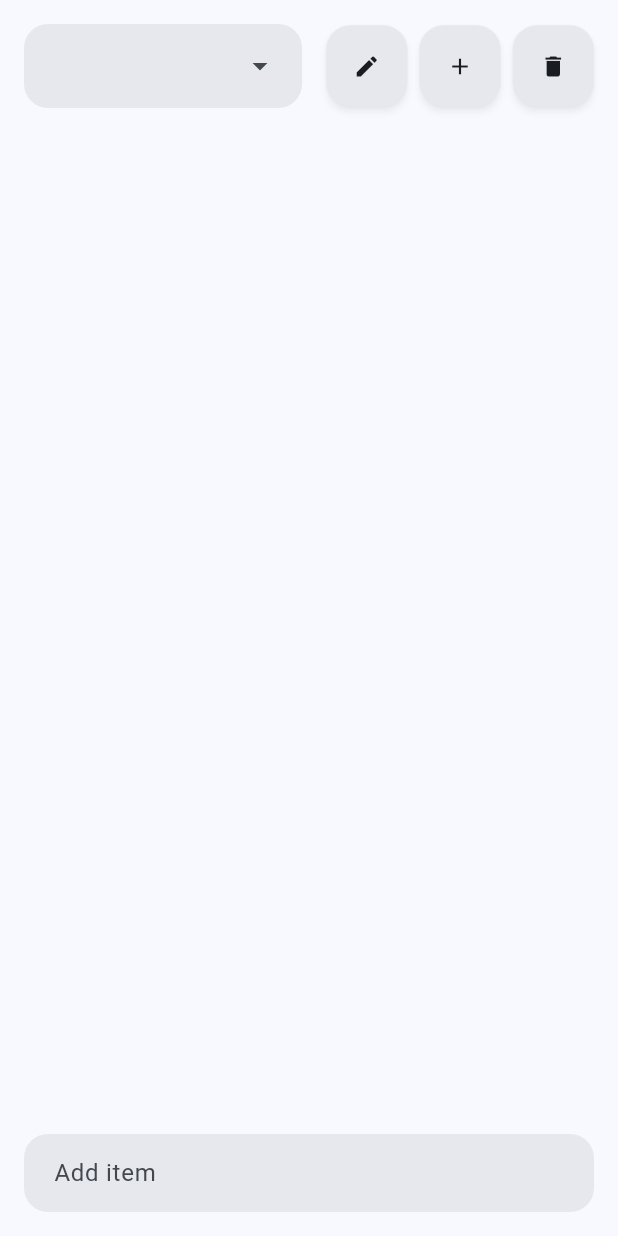
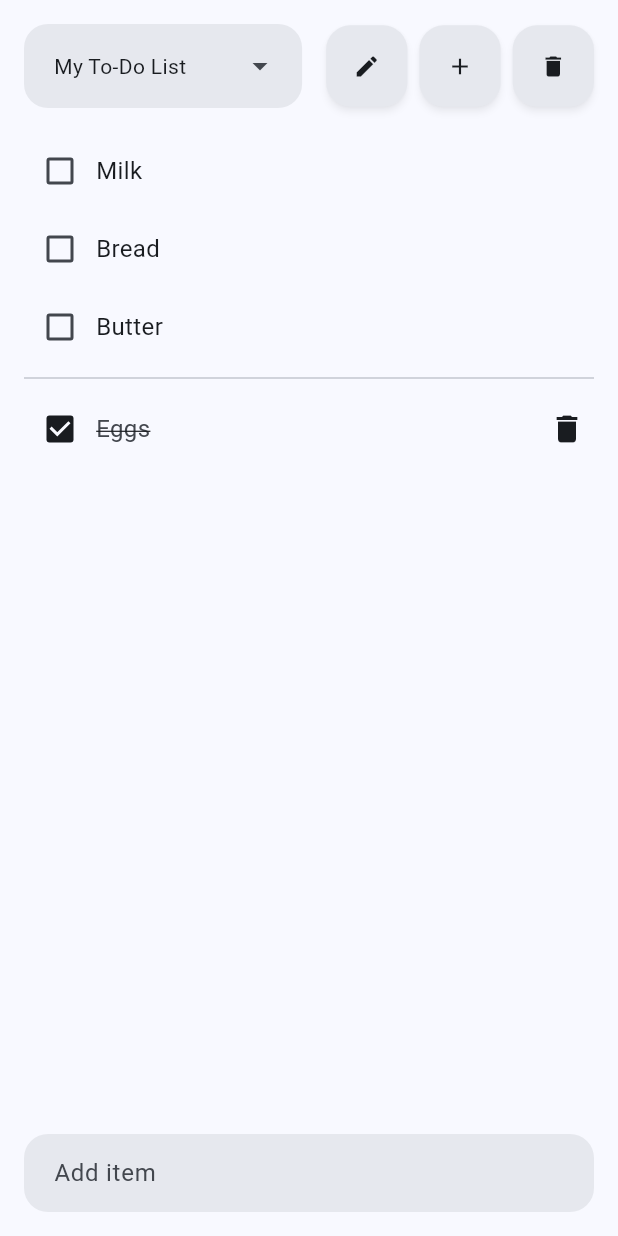
Before and after one commit to chrihb/apputvikling-prosjekt, a Flutter app: the screen it shows after launch, on a phone screen of 412 x 824 dp. Run offline on Flutter 3.47's test engine with Material 3 defaults, Android fonts, the phone set to English and light mode, and no system bars.

Commit message:
Functionality done

```diff
--- /dev/null
+++ b/lib/data/todo_data.dart
@@ -0,0 +1,23 @@
+import 'todo_list.dart';
+
+class TodoData {
+  List<TodoList> lists;
+  String? currentListId;
+
+  TodoData({
+    required this.lists,
+    this.currentListId,
+  });
+
+  Map<String, dynamic> toJson() => {
+    'currentListId': currentListId,
+    'lists': lists.map((e) => e.toJson()).toList(),
+  };
+
+  factory TodoData.fromJson(Map<String, dynamic> json) => TodoData(
+    currentListId: json['currentListId'],
+    lists: (json['lists'] as List<dynamic>)
+        .map((e) => TodoList.fromJson(e))
+        .toList(),
+  );
+}
--- /dev/null
+++ b/lib/data/todo_list.dart
@@ -0,0 +1,25 @@
+import 'package:flutter/foundation.dart';
+import 'todo_item.dart';
+
+class TodoList {
+  String id;
+  String name;
+  List<TodoItem> items;
+
+  TodoList(this.name, [List<TodoItem>? items])
+      : id = UniqueKey().toString(),
+        items = items ?? [];
+
+  TodoList.fromJson(Map<String, dynamic> json)
+      : id = json['id'],
+        name = json['name'],
+        items = (json['items'] as List<dynamic>)
+            .map((e) => TodoItem.fromJson(e))
+            .toList();
+
+  Map<String, dynamic> toJson() => {
+    'id': id,
+    'name': name,
+    'items': items.map((e) => e.toJson()).toList(),
+  };
+}
--- a/lib/stateful/main_page.dart
+++ b/lib/stateful/main_page.dart
@@ -1,11 +1,14 @@
+import 'package:apputvikling_prosjekt/data/todo_item.dart';
 import 'package:apputvikling_prosjekt/stateless/input_field.dart';
+import 'package:apputvikling_prosjekt/stateless/item_list.dart';
 import 'package:apputvikling_prosjekt/stateless/popup.dart';
+import 'package:apputvikling_prosjekt/stateless/top_bar.dart';
 import 'package:apputvikling_prosjekt/util/storage.dart';
-import 'package:apputvikling_prosjekt/data/todo_item.dart';
-import 'package:apputvikling_prosjekt/stateless/top_bar.dart';
-import 'package:apputvikling_prosjekt/stateless/item_list.dart';
 import 'package:flutter/material.dart';
 
+import '../data/todo_data.dart';
+import '../data/todo_list.dart';
+import '../util/seeder.dart';
 
 class MainPage extends StatefulWidget {
   const MainPage({super.key});
@@ -16,65 +19,89 @@ class MainPage extends StatefulWidget {
 
 class _MainPageState extends State<MainPage> {
   final controller = TextEditingController();
+  final focusNode = FocusNode();
 
-  Map<String, List<TodoItem>> allLists = {};
-  String currentList = 'My To-Do List';
+  TodoData data = TodoData(lists: []);
+
+  TodoList? get currentList {
+    if (data.lists.isEmpty) return null;
+    return data.lists.firstWhere(
+      (l) => l.id == data.currentListId,
+      orElse: () => data.lists.first,
+    );
+  }
+
+  void saveAll() => Storage.saveAll(data);
 
   @override
   void initState() {
     super.initState();
-    Storage.loadAll().then((loaded) {
-      setState(() {
-        allLists = loaded;
-        allLists.putIfAbsent(currentList, () => []);
-      });
+    Storage.loadAllOrSeed(Seeder.defaultSeed).then((loaded) {
+      setState(() => data = loaded);
     });
   }
 
-  void saveAll() => Storage.saveAll(allLists);
+  @override
+  void dispose() {
+    controller.dispose();
+    focusNode.dispose();
+    super.dispose();
+  }
 
   Future<void> handleSubmit(String value) async {
     final input = value.trim();
-    if (input.isEmpty) return;
+    if (input.isEmpty || currentList == null) return;
 
     final newItem = TodoItem(input, false);
-    setState(() => allLists[currentList]!.add(newItem));
-    await Storage.saveItem(currentList, newItem);
+    setState(() => currentList!.items.add(newItem));
+    saveAll();
+    controller.clear();
 
-    controller.clear();
+    FocusScope.of(context).requestFocus(focusNode);
   }
 
-  // ─────────────── LIST MANAGEMENT ───────────────
+  void createList(String name) {
+    var baseName = name.trim().isEmpty ? 'New List' : name.trim();
+    var uniqueName = baseName;
+    int counter = 2;
 
-  void createList(String name) {
-    final trimmed = name.trim();
-    if (trimmed.isEmpty || allLists.containsKey(trimmed)) return;
+    // Keep incrementing until the name is unique
+    while (data.lists.any((l) => l.name == uniqueName)) {
+      uniqueName = '$baseName$counter';
+      counter++;
+    }
 
+    final newList = TodoList(uniqueName);
     setState(() {
-      allLists[trimmed] = [];
-      currentList = trimmed;
+      data.lists.add(newList);
+      data.currentListId = newList.id;
     });
     saveAll();
   }
 
   void renameList(String newName) {
     final trimmed = newName.trim();
-    if (trimmed.isEmpty || allLists.containsKey(trimmed)) return;
+    if (trimmed.isEmpty || currentList == null) return;
 
-    setState(() {
-      final items = allLists.remove(currentList);
-      allLists[trimmed] = items ?? [];
-      currentList = trimmed;
-    });
+    setState(() => currentList!.name = trimmed);
     saveAll();
   }
 
-  void deleteList(String name) {
-    if (allLists.length <= 1) return; // Prevent deleting the last list
+  Future<void> deleteList(TodoList list) async {
+    if (data.lists.length <= 1) {
+      // If this was the last list, reset to the seed
+      await Storage.justSeed(Seeder.onLastDelete);
+      final seeded = await Storage.loadAll();
 
       setState(() {
-      allLists.remove(name);
-      currentList = allLists.keys.first;
+        data = seeded;
+      });
+      return;
+    }
+
+    setState(() {
+      data.lists.removeWhere((l) => l.id == list.id);
+      data.currentListId = data.lists.first.id;
     });
     saveAll();
   }
@@ -85,18 +112,18 @@ class _MainPageState extends State<MainPage> {
   Widget build(BuildContext context) {
     return Scaffold(
       body: SafeArea(
+        child: GestureDetector(
+          onTap: () => FocusScope.of(context).unfocus(),
+          behavior: HitTestBehavior.translucent,
           child: Column(
             children: [
               Padding(
                 padding: const EdgeInsets.all(16),
                 child: TopBar(
-                lists: allLists.keys.toList(),
+                  lists: data.lists,
                   currentList: currentList,
                   onListChanged: (selected) {
-                  setState(() {
-                    currentList = selected;
-                    allLists.putIfAbsent(selected, () => []);
-                  });
+                    setState(() => data.currentListId = selected.id);
                   },
                   onCreateList: () {
                     Popup.showInput(
@@ -111,33 +138,55 @@ class _MainPageState extends State<MainPage> {
                       context,
                       title: "Delete List",
                       message: "Are you sure you want to delete this list?",
-                    onConfirm: () => deleteList(currentList),
+                      onConfirm: () => deleteList(currentList!),
                     );
                   },
                   onRenameList: () {
                     Popup.showInput(
                       context,
                       title: "Rename List",
-                    controller: TextEditingController(text: currentList),
+                      controller: TextEditingController(
+                        text: currentList?.name,
+                      ),
                       onConfirm: (value) => renameList(value),
                     );
                   },
                 ),
               ),
-
               Expanded(
                 child: Padding(
                   padding: const EdgeInsets.symmetric(horizontal: 16),
                   child: ItemList(
-                  items: allLists[currentList] ?? [],
+                    items: currentList?.items ?? [],
                     onReorder: (oldIndex, newIndex) {
-                    final list = allLists[currentList]!;
-                    if (newIndex > oldIndex) newIndex--;
-                    final item = list.removeAt(oldIndex);
-                    list.insert(newIndex, item);
+                      if (currentList == null) return;
+                      if (newIndex > oldIndex) newIndex -= 1;
+
+                      final full = currentList!.items;
+
+                      // 1) Capture positions and items of the unchecked subset (as shown).
+                      final uncheckedPositions = <int>[];
+                      final uncheckedItems = <TodoItem>[];
+                      for (int i = 0; i < full.length; i++) {
+                        if (!full[i].done) {
+                          uncheckedPositions.add(i);
+                          uncheckedItems.add(full[i]);
+                        }
+                      }
+
+                      // 2) Reorder inside the subset.
+                      final moved = uncheckedItems.removeAt(oldIndex);
+                      uncheckedItems.insert(newIndex, moved);
+
+                      // 3) Write the reordered subset back into the full list.
+                      for (int j = 0; j < uncheckedPositions.length; j++) {
+                        full[uncheckedPositions[j]] = uncheckedItems[j];
+                      }
+
+                      setState(() {});
                       saveAll();
-                    setState(() {});
                     },
+
                     onChanged: () {
                       saveAll();
                       setState(() {});
@@ -145,17 +194,18 @@ class _MainPageState extends State<MainPage> {
                   ),
                 ),
               ),
-
               Padding(
                 padding: const EdgeInsets.fromLTRB(16, 8, 16, 16),
                 child: InputField(
                   handleSubmit: handleSubmit,
                   controller: controller,
+                  focusNode: focusNode,
                 ),
               ),
             ],
           ),
         ),
+      ),
     );
   }
 }
--- a/lib/stateless/input_field.dart
+++ b/lib/stateless/input_field.dart
@@ -1,11 +1,16 @@
 import 'package:flutter/material.dart';
 
 class InputField extends StatelessWidget {
-  const InputField({super.key, required this.handleSubmit, required this.controller});
-
+  const InputField({
+    super.key,
+    required this.handleSubmit,
+    required this.controller,
+    required this.focusNode,
+  });
 
   final void Function(String value) handleSubmit;
   final TextEditingController controller;
+  final FocusNode focusNode;
 
   @override
   Widget build(BuildContext context) {
@@ -13,6 +18,7 @@ class InputField extends StatelessWidget {
 
     return TextField(
       controller: controller,
+      focusNode: focusNode,
       onSubmitted: handleSubmit,
       style: TextStyle(color: scheme.onSurface),
       cursorColor: scheme.primary,
--- a/lib/stateless/item_list.dart
+++ b/lib/stateless/item_list.dart
@@ -19,6 +19,22 @@ class ItemList extends StatelessWidget {
     final unchecked = items.where((e) => !e.done).toList();
     final checked = items.where((e) => e.done).toList();
 
+    if (items.isEmpty) {
+      final scheme = Theme.of(context).colorScheme;
+      final textTheme = Theme.of(context).textTheme;
+
+      return Center(
+        child: Padding(
+          padding: const EdgeInsets.only(bottom: 48),
+          child: Text(
+            'Add an item to get started!',
+            style: textTheme.bodyLarge?.copyWith(
+              color: scheme.onSurfaceVariant,
+            ),
+          ),
+        ),
+      );
+    } else {
       return ListView(
         shrinkWrap: true,
         children: [
@@ -83,3 +99,4 @@ class ItemList extends StatelessWidget {
       );
     }
   }
+}
--- a/lib/stateless/todo_checkbox.dart
+++ b/lib/stateless/todo_checkbox.dart
@@ -20,6 +20,13 @@ class TodoCheckbox extends StatelessWidget {
 
     return Padding(
       padding: const EdgeInsets.symmetric(vertical: 2),
+      child: InkWell(
+        borderRadius: BorderRadius.circular(8),
+        onTap: () {
+          FocusScope.of(context).unfocus();
+          item.done = !item.done;
+          onChanged();
+        },
         child: Row(
           children: [
             Checkbox(
@@ -45,15 +52,22 @@ class TodoCheckbox extends StatelessWidget {
                 ),
               ),
             ),
+            // Important: keep delete button separately targetable
             if (item.done)
-            IconButton(
-              onPressed: () {
+              InkWell(
+                borderRadius: BorderRadius.circular(8),
+                onTap: () {
+                  FocusScope.of(context).unfocus();
                   list.remove(item);
                   onChanged();
                 },
-              icon: Icon(Icons.delete, color: iconColor),
+                child: Padding(
+                  padding: const EdgeInsets.all(6.0),
+                  child: Icon(Icons.delete, color: iconColor),
+                ),
               ),
           ],
+        ),
       ),
     );
   }
--- a/lib/stateless/top_bar.dart
+++ b/lib/stateless/top_bar.dart
@@ -1,3 +1,4 @@
+import 'package:apputvikling_prosjekt/data/todo_list.dart';
 import 'package:apputvikling_prosjekt/stateless/square_button.dart';
 import 'package:flutter/material.dart';
 
@@ -12,13 +13,12 @@ class TopBar extends StatelessWidget {
     required this.onDeleteList,
   });
 
-
   final VoidCallback onCreateList;
   final VoidCallback onRenameList;
   final VoidCallback onDeleteList;
-  final List<String> lists;
-  final String currentList;
-  final void Function(String listName) onListChanged;
+  final List<TodoList> lists;
+  final TodoList? currentList;
+  final void Function(TodoList list) onListChanged;
 
   @override
   Widget build(BuildContext context) {
@@ -31,11 +31,11 @@ class TopBar extends StatelessWidget {
       children: [
         SizedBox(
           width: width,
-          child: DropdownMenu<String>(
+          child: DropdownMenu<TodoList>(
             initialSelection: currentList,
             width: width,
             dropdownMenuEntries: lists
-                .map((e) => DropdownMenuEntry(value: e, label: e))
+                .map((list) => DropdownMenuEntry(value: list, label: list.name))
                 .toList(),
             onSelected: (value) {
               if (value != null) onListChanged(value);
@@ -53,8 +53,7 @@ class TopBar extends StatelessWidget {
             ),
             menuStyle: MenuStyle(
               padding: const WidgetStatePropertyAll(EdgeInsets.zero),
-              maximumSize:
-              WidgetStatePropertyAll(Size(width, double.infinity)),
+              maximumSize: WidgetStatePropertyAll(Size(width, double.infinity)),
               backgroundColor:
               WidgetStatePropertyAll(scheme.surfaceContainerHigh),
               elevation: const WidgetStatePropertyAll(3),
@@ -68,7 +67,7 @@ class TopBar extends StatelessWidget {
           ),
         ),
 
-        // Action buttons
+        // ─────────────── Action buttons ───────────────
         Expanded(
           child: Row(
             mainAxisAlignment: MainAxisAlignment.spaceEvenly,
--- /dev/null
+++ b/lib/util/seeder.dart
@@ -0,0 +1,17 @@
+import '../data/todo_item.dart';
+import '../data/todo_list.dart';
+
+class Seeder {
+  static List<TodoList> defaultSeed() => [
+    TodoList('My To-Do List', [
+      TodoItem('Milk', false),
+      TodoItem('Eggs', true),
+      TodoItem('Bread', false),
+      TodoItem('Butter', false),
+    ]),
+  ];
+
+  static List<TodoList> onLastDelete() => [
+    TodoList('New List', []),
+  ];
+}
--- a/lib/util/storage.dart
+++ b/lib/util/storage.dart
@@ -1,7 +1,8 @@
 import 'dart:convert';
 import 'dart:io';
 import 'package:path_provider/path_provider.dart';
-import 'package:apputvikling_prosjekt/data/todo_item.dart';
+import '../data/todo_list.dart';
+import '../data/todo_data.dart';
 
 class Storage {
   static Future<File> _getFile() async {
@@ -9,45 +10,44 @@ class Storage {
     return File('${dir.path}/todos.json');
   }
 
-  static Future<Map<String, List<TodoItem>>> loadAll() async {
+  static Future<TodoData> loadAll() async {
     try {
       final file = await _getFile();
       if (await file.exists()) {
         final raw = jsonDecode(await file.readAsString()) as Map<String, dynamic>;
-        return raw.map((key, value) {
-          final list = (value as List)
-              .map((e) => TodoItem.fromJson(e as Map<String, dynamic>))
-              .toList();
-          return MapEntry(key, list);
-        });
+        return TodoData.fromJson(raw);
       }
     } catch (_) {}
-    return {};
+    return TodoData(lists: []);
   }
 
-  static Future<void> saveAll(Map<String, List<TodoItem>> allLists) async {
+  static Future<void> saveAll(TodoData data) async {
     final file = await _getFile();
-    final data = allLists.map((key, list) =>
-        MapEntry(key, list.map((e) => e.toJson()).toList()));
-    await file.writeAsString(jsonEncode(data));
+    await file.writeAsString(jsonEncode(data.toJson()));
   }
 
-  static Future<void> saveItem(String listName, TodoItem newItem) async {
+  static Future<TodoData> loadAllOrSeed(List<TodoList> Function() seedFactory) async {
     final file = await _getFile();
+    if (await file.exists()) {
+      return loadAll();
+    } else {
+      final seed = TodoData(
+        lists: seedFactory(),
+        currentListId: seedFactory().first.id,
+      );
+      await saveAll(seed);
+      return seed;
+    }
+  }
 
-    if (!await file.exists()) return;
+  static Future<void> justSeed(List<TodoList> Function() seedFactory) async {
+    final lists = seedFactory();
+    final seed = TodoData(
+      lists: lists,
+      currentListId: lists.first.id,
+    );
 
-    final raw = jsonDecode(await file.readAsString()) as Map<String, dynamic>;
-
-    if (!raw.containsKey(listName)) return;
-
-    final list = (raw[listName] as List)
-        .map((e) => TodoItem.fromJson(e as Map<String, dynamic>))
-        .toList();
-
-    list.add(newItem);
-
-    raw[listName] = list.map((e) => e.toJson()).toList();
-    await file.writeAsString(jsonEncode(raw));
+    final file = await _getFile();
+    await file.writeAsString(jsonEncode(seed.toJson()));
   }
 }
```
Lines whose indentation alone changed are shown as unchanged.
